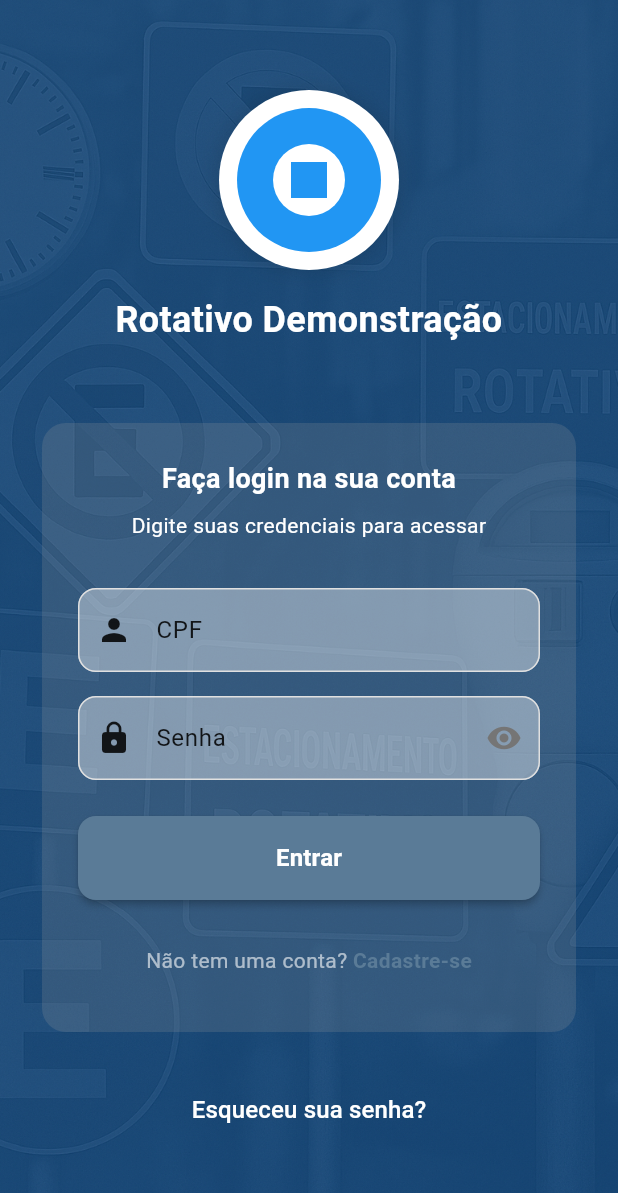
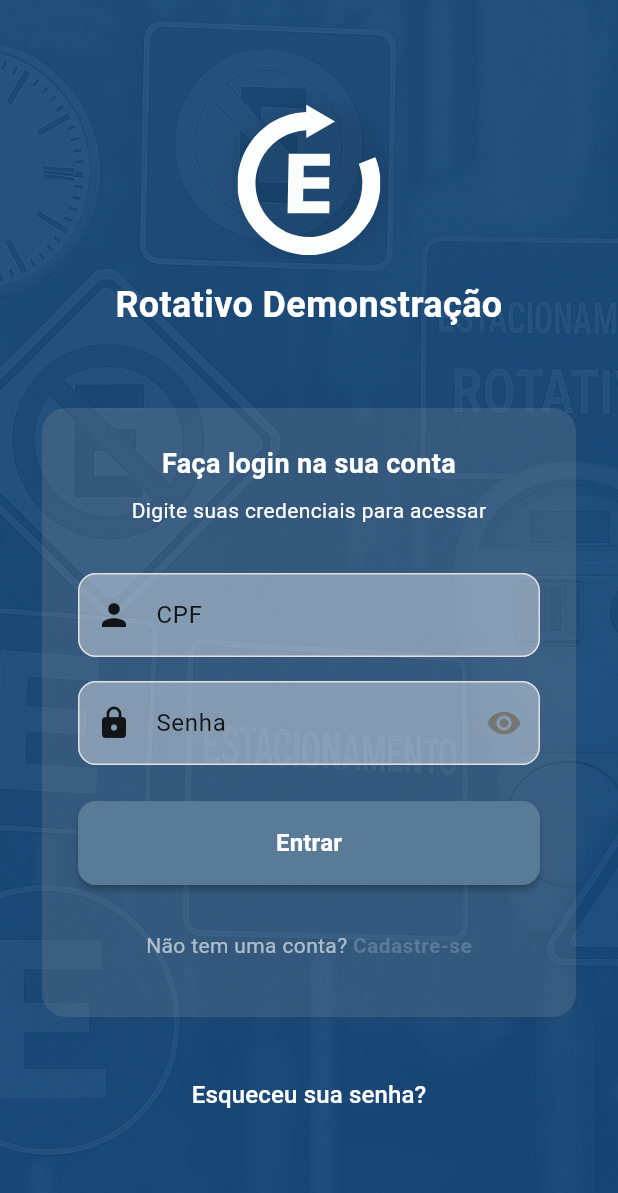
Before and after one commit to rdtecnologia/rotativo, a Flutter app: the screen it shows after launch, on a phone screen of 412 x 824 dp. Shown: the top 1193 px of the screen. Run offline on Flutter 3.47's test engine with Material 3 defaults, Android fonts, the phone set to English and light mode, and no system bars; drawn by our look-alikes of flutter_form_builder; our stand-ins replace dio, flutter_riverpod, flutter_secure_storage, flutter_svg, fluttertoast, form_builder_validators and 6 more; missing offline and left inert: syncfusion_flutter_pdfviewer.

Commit message:
Update app logo dimensions and improve styling in AppLogoWidget

```diff
--- a/lib/screens/auth/login_widgets/app_logo_widget.dart
+++ b/lib/screens/auth/login_widgets/app_logo_widget.dart
@@ -14,10 +14,10 @@ class AppLogoWidget extends StatelessWidget {
         return Column(
           children: [
             Container(
-              width: 120,
-              height: 120,
+              width: 100,
+              height: 100,
               decoration: BoxDecoration(
-                color: Colors.white,
+                color: Colors.transparent,
                 borderRadius: BorderRadius.circular(60),
                 boxShadow: [
                   BoxShadow(
@@ -30,8 +30,8 @@ class AppLogoWidget extends StatelessWidget {
               child: Center(
                 child: SvgPicture.asset(
                   'assets/images/svg/logo.svg',
-                  width: 120,
-                  height: 120,
+                  width: 100,
+                  height: 100,
                   fit: BoxFit.contain,
                   placeholderBuilder: (context) => Container(
                     width: 60,
```
Also changed, not shown: assets/images/svg/logo.svg.
